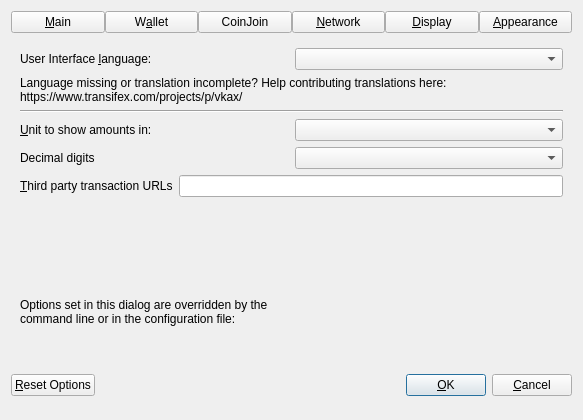
Before: the Qt Designer form src/qt/forms/optionsdialog.ui in vkaxcore/VKAX, drawn with Qt 5.
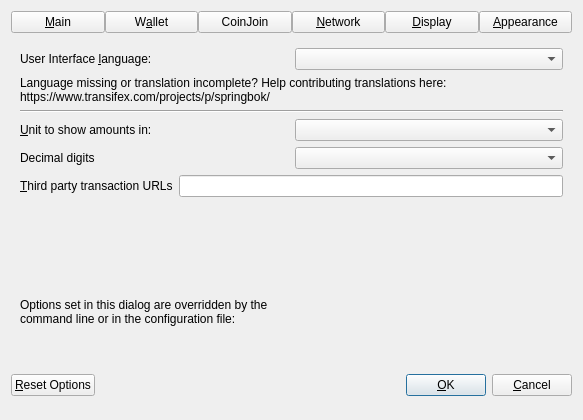
After: the same form once the commit is applied. The open tabs and pages were chosen to show the change. Custom widgets are drawn as their Qt base class.

The edit to the form file:
```diff
--- a/src/qt/forms/optionsdialog.ui
+++ b/src/qt/forms/optionsdialog.ui
@@ -838,7 +838,7 @@
          </property>
          <property name="text">
           <string>Language missing or translation incomplete? Help contributing translations here:
-https://www.transifex.com/projects/p/vkax/</string>
+https://www.transifex.com/projects/p/springbok/</string>
          </property>
          <property name="wordWrap">
           <bool>true</bool>
```
Left out of the diff: 8 changed lines with no effect on the pictures.
